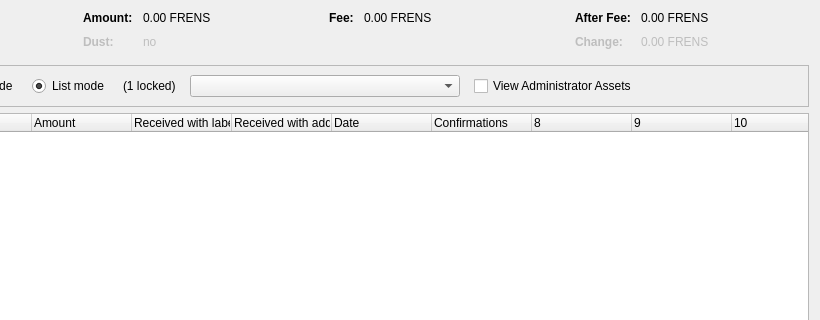
Old version of the form src/qt/forms/assetcontroldialog.ui in the repository gramtoco/friendcoin; both pictures show x 180 to 1000 and y 0 to 320 of the 1000 by 500 pixel window.
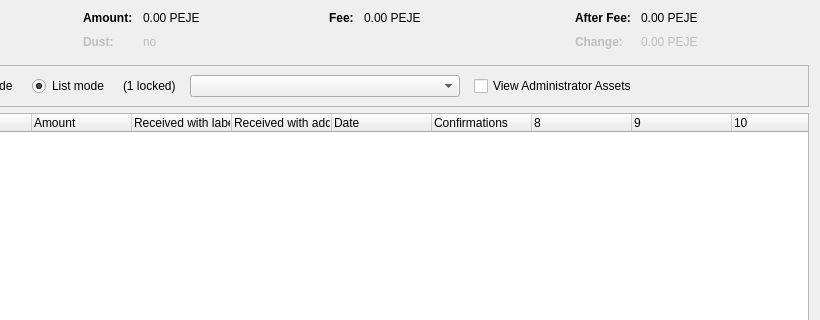
New version of the form. Custom widgets are drawn as their Qt base class.

```diff
--- a/src/qt/forms/assetcontroldialog.ui
+++ b/src/qt/forms/assetcontroldialog.ui
@@ -132,7 +132,7 @@
           <enum>Qt::ActionsContextMenu</enum>
          </property>
          <property name="text">
-          <string notr="true">0.00 FRENS</string>
+          <string notr="true">0.00 PEJE</string>
          </property>
          <property name="textInteractionFlags">
           <set>Qt::LinksAccessibleByMouse|Qt::TextSelectableByKeyboard|Qt::TextSelectableByMouse</set>
@@ -212,7 +212,7 @@
           <enum>Qt::ActionsContextMenu</enum>
          </property>
          <property name="text">
-          <string notr="true">0.00 FRENS</string>
+          <string notr="true">0.00 PEJE</string>
          </property>
          <property name="textInteractionFlags">
           <set>Qt::LinksAccessibleByMouse|Qt::TextSelectableByKeyboard|Qt::TextSelectableByMouse</set>
@@ -257,7 +257,7 @@
           <enum>Qt::ActionsContextMenu</enum>
          </property>
          <property name="text">
-          <string notr="true">0.00 FRENS</string>
+          <string notr="true">0.00 PEJE</string>
          </property>
          <property name="textInteractionFlags">
           <set>Qt::LinksAccessibleByMouse|Qt::TextSelectableByKeyboard|Qt::TextSelectableByMouse</set>
@@ -292,7 +292,7 @@
           <enum>Qt::ActionsContextMenu</enum>
          </property>
          <property name="text">
-          <string notr="true">0.00 FRENS</string>
+          <string notr="true">0.00 PEJE</string>
          </property>
          <property name="textInteractionFlags">
           <set>Qt::LinksAccessibleByMouse|Qt::TextSelectableByKeyboard|Qt::TextSelectableByMouse</set>
```
